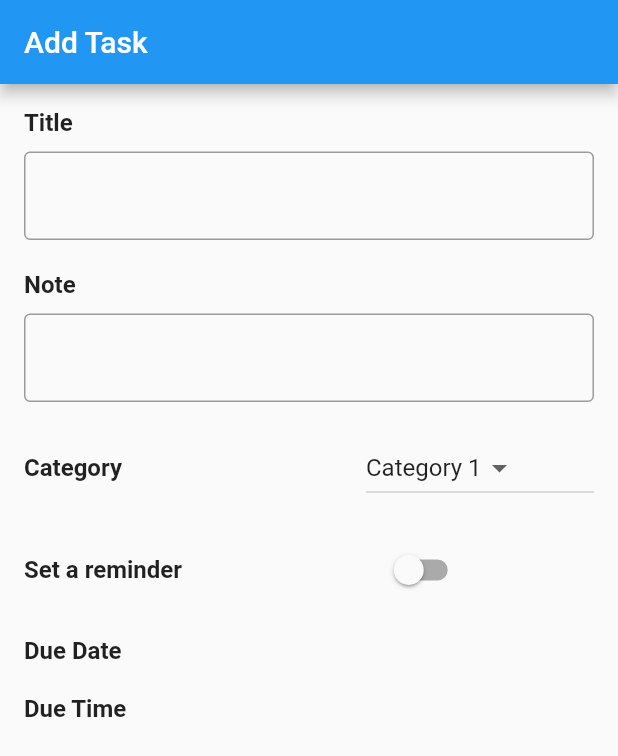
After one commit to indezah/taskapolis, a Flutter app: the screen it shows once a user with an empty profile is signed in, after a tap on "Add Task", on a phone screen of 412 x 824 dp. The commit adds this screen. Shown: the top 756 px of the screen. Run offline on Flutter 3.47's test engine with Material 2 defaults, Android fonts, the phone set to English and light mode, and no system bars; our stand-ins replace cloud_firestore, firebase_auth, firebase_core; accounts and stored records are empty; network calls fail.

Commit message:
add addtask ui

```diff
--- /dev/null
+++ b/lib/pages/addTask.dart
@@ -0,0 +1,216 @@
+import 'package:flutter/material.dart';
+
+// void main() {
+//   runApp(AddTask());
+// }
+
+class AddTask extends StatefulWidget {
+  @override
+  _AddTaskState createState() => _AddTaskState();
+}
+
+class _AddTaskState extends State<AddTask> {
+  String selectedCategory = 'Category1'; // Initialize with a default value
+  bool isReminderSet = false;
+  // DateTime dueDate = DateTime.now();
+  // TimeOfDay dueTime = TimeOfDay.now();
+
+  // Future<void> _selectDate(BuildContext context) async {
+  //   final DateTime pickedDate = await showDatePicker(
+  //     context: context,
+  //     initialDate: dueDate,
+  //     firstDate: DateTime(2000),
+  //     lastDate: DateTime(2101),
+  //   );
+  //   if (pickedDate != null && pickedDate != dueDate) {
+  //     setState(() {
+  //       dueDate = pickedDate;
+  //     });
+  //   }
+  // }
+
+  // Future<void> _selectTime(BuildContext context) async {
+  //   // final TimeOfDay pickedTime = await showTimePicker(
+  //   //   context: context,
+  //   //   initialTime: dueTime,
+  //   // );
+  //   if (pickedTime != null && pickedTime != dueTime) {
+  //     setState(() {
+  //       dueTime = pickedTime;
+  //     });
+  //   }
+  // }
+
+  @override
+  Widget build(BuildContext context) {
+    return MaterialApp(
+      home: Scaffold(
+        appBar: AppBar(
+          title: Text('Add Task'),
+        ),
+        body: Padding(
+          padding: EdgeInsets.all(16.0),
+          child: Column(
+            crossAxisAlignment: CrossAxisAlignment.start,
+            children: [
+              Text(
+                'Title',
+                style: TextStyle(
+                  fontSize: 16.0,
+                  fontWeight: FontWeight.bold,
+                ),
+              ),
+              SizedBox(height: 10.0),
+              TextField(
+                decoration: InputDecoration(
+                  border: OutlineInputBorder(),
+                ),
+              ),
+              SizedBox(height: 20.0),
+              Text(
+                'Note',
+                style: TextStyle(
+                  fontSize: 16.0,
+                  fontWeight: FontWeight.bold,
+                ),
+              ),
+              SizedBox(height: 10.0),
+              TextField(
+                decoration: InputDecoration(
+                  border: OutlineInputBorder(),
+                ),
+              ),
+              SizedBox(height: 20.0),
+              Row(
+                children: [
+                  Expanded(
+                    flex: 3,
+                    child: Text(
+                      'Category',
+                      style: TextStyle(
+                        fontSize: 16.0,
+                        fontWeight: FontWeight.bold,
+                      ),
+                    ),
+                  ),
+                  Expanded(
+                    flex: 2,
+                    child: DropdownButton<String>(
+                      value: selectedCategory,
+                      onChanged: (String? newValue) {
+                        setState(() {
+                          selectedCategory = newValue ?? '';
+                        });
+                      },
+                      items: <DropdownMenuItem<String>>[
+                        DropdownMenuItem<String>(
+                          value: 'Category1',
+                          child: Text('Category 1'),
+                        ),
+                        DropdownMenuItem<String>(
+                          value: 'Category2',
+                          child: Text('Category 2'),
+                        ),
+                        DropdownMenuItem<String>(
+                          value: 'Category3',
+                          child: Text('Category 3'),
+                        ),
+                      ],
+                    ),
+                  ),
+                ],
+              ),
+              SizedBox(height: 20.0),
+              Row(
+                crossAxisAlignment: CrossAxisAlignment.center,
+                children: [
+                  Expanded(
+                    flex: 2,
+                    child: Text(
+                      'Set a reminder',
+                      style: TextStyle(
+                        fontSize: 16.0,
+                        fontWeight: FontWeight.bold,
+                      ),
+                    ),
+                  ),
+                  Expanded(
+                    flex: 3,
+                    child: Switch(
+                      value: isReminderSet,
+                      onChanged: (bool newValue) {
+                        setState(() {
+                          isReminderSet = newValue;
+                        });
+                      },
+                    ),
+                  ),
+                ],
+              ),
+              SizedBox(height: 20.0),
+              Row(
+                crossAxisAlignment: CrossAxisAlignment.center,
+                children: [
+                  Expanded(
+                    flex: 2,
+                    child: Text(
+                      'Due Date',
+                      style: TextStyle(
+                        fontSize: 16.0,
+                        fontWeight: FontWeight.bold,
+                      ),
+                    ),
+                  ),
+                  // Expanded(
+                  //   flex: 3,
+                  //   child: TextButton(
+                  //     onPressed: () {
+                  //       _selectDate(context);
+                  //     },
+                  //     child: Text(
+                  //       '${dueDate.toLocal()}'.split(' ')[0],
+                  //       style: TextStyle(
+                  //         fontSize: 16.0,
+                  //       ),
+                  //     ),
+                  //   ),
+                  // ),
+                ],
+              ),
+              SizedBox(height: 20.0),
+              Row(
+                crossAxisAlignment: CrossAxisAlignment.center,
+                children: [
+                  Expanded(
+                    flex: 2,
+                    child: Text(
+                      'Due Time',
+                      style: TextStyle(
+                        fontSize: 16.0,
+                        fontWeight: FontWeight.bold,
+                      ),
+                    ),
+                  ),
+                  // Expanded(
+                  //   flex: 3,
+                  //   child: TextButton(
+                  //     onPressed: () {
+                  //       _selectTime(context);
+                  //     },
+                  //     child: Text(
+                  //       dueTime.format(context),
+                  //       style: TextStyle(
+                  //         fontSize: 16.0,
+                  //       ),
+                  //     ),
+                  //   ),
+                  // ),
+                ],
+              ),
+            ],
+          ),
+        ),
+      ),
+    );
+  }
+}
--- a/lib/pages/home.dart
+++ b/lib/pages/home.dart
@@ -6,6 +6,7 @@ import 'package:firebase_core/firebase_core.dart';
 import 'package:flutter/material.dart';
 import 'package:taskapolis/pages/auth.dart';
 import 'package:taskapolis/pages/signin.dart';
+import 'package:taskapolis/pages/addTask.dart';
 
 class HomePage extends StatefulWidget {
   @override
@@ -232,10 +233,16 @@ class _HomePageState extends State<HomePage> with TickerProviderStateMixin {
         ),
       ),
       floatingActionButton: FloatingActionButton.extended(
-        onPressed: null,
-        label: Row(
-            children: [Icon(Icons.add), SizedBox(width: 5), Text("Add Task")]),
-      ),
+        onPressed: () {
+        Navigator.push(
+        context,
+        MaterialPageRoute(builder: (context) => AddTask()), // Replace 'AddTaskPage' with the actual class name of your "Add Task" page
+    );
+  },
+  label: Row(
+    children: [Icon(Icons.add), SizedBox(width: 5), Text("Add Task")],
+  ),
+),
     );
   }
 
--- a/lib/pages/signup.dart
+++ b/lib/pages/signup.dart
@@ -1,4 +1,4 @@
-import 'dart:ffi';
+// import 'dart:ffi';
 
 import 'package:firebase_auth/firebase_auth.dart';
 import 'package:cloud_firestore/cloud_firestore.dart';
```
Also changed, not shown: lib/firebase_options.dart.
